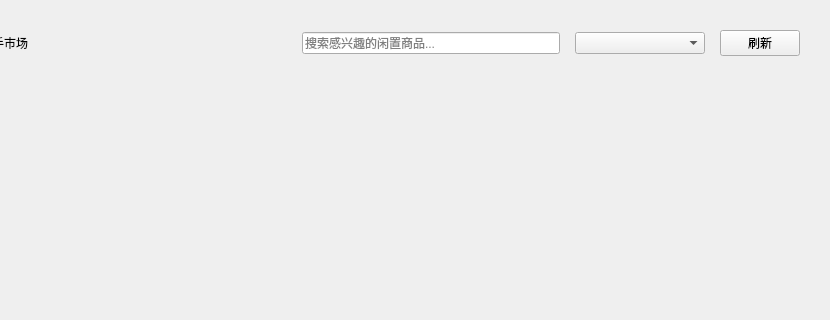
The window that mainwindow.ui (BlackWhiteMatch/QuanQuan) describes before a commit, drawn with Qt 5; both pictures show x 270 to 1100 and y 0 to 320 of the 1100 by 750 pixel window.
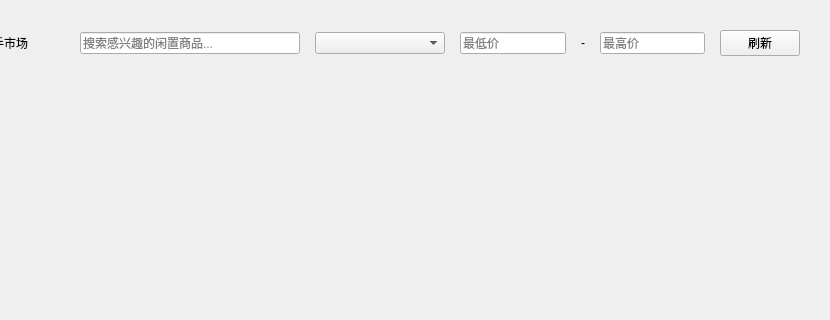
The same window after the commit.

Commit message: feat: 完成答辩后体验优化 (密码框显隐、自定义金额筛选、余额警告、订单数量统计)

```diff
--- a/mainwindow.ui
+++ b/mainwindow.ui
@@ -266,6 +266,39 @@
             </property>
            </widget>
           </item>
+          <item>
+           <widget class="QLineEdit" name="editMinPrice">
+            <property name="minimumSize">
+             <size>
+              <width>60</width>
+              <height>0</height>
+             </size>
+            </property>
+            <property name="placeholderText">
+             <string>最低价</string>
+            </property>
+           </widget>
+          </item>
+          <item>
+           <widget class="QLabel" name="labelPriceDash">
+            <property name="text">
+             <string>-</string>
+            </property>
+           </widget>
+          </item>
+          <item>
+           <widget class="QLineEdit" name="editMaxPrice">
+            <property name="minimumSize">
+             <size>
+              <width>60</width>
+              <height>0</height>
+             </size>
+            </property>
+            <property name="placeholderText">
+             <string>最高价</string>
+            </property>
+           </widget>
+          </item>
           <item>
            <widget class="QPushButton" name="btnRefreshMarket">
             <property name="text">
```
The commit also changes 2 other files.
